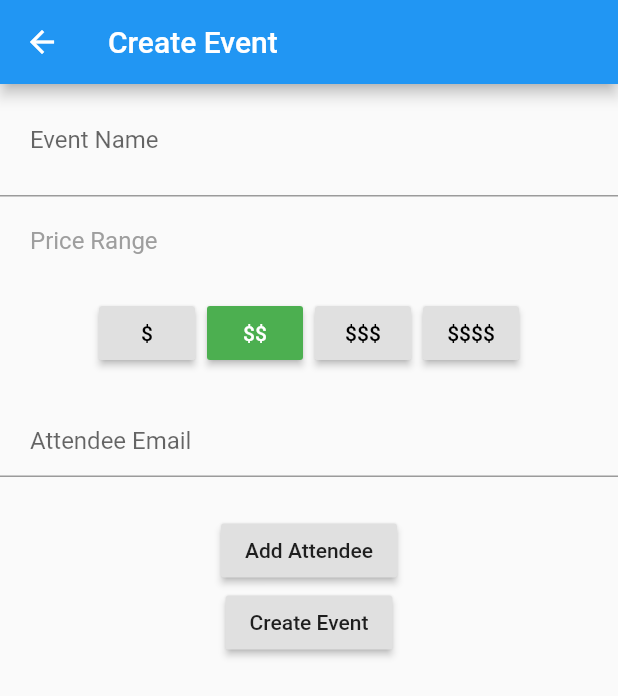
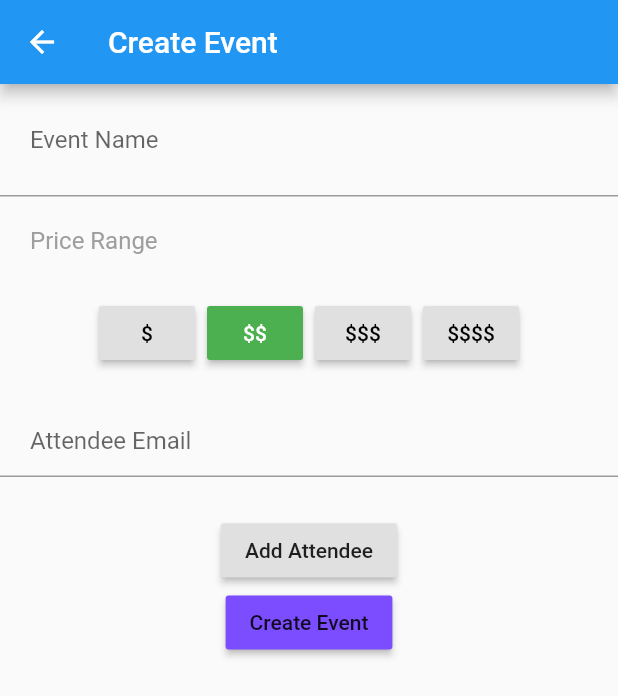
Before and after one commit to maryfan1106/Foodies, a Flutter app: the CreateEventScreen screen opened by its route, on a phone screen of 412 x 824 dp. Shown: the top 696 px of the screen. Run offline on Flutter 3.47's test engine with Material 2 defaults, Android fonts, the light colour scheme and no system bars; our stand-ins replace flutter_dotenv, shared_preferences; accounts and stored records are empty; network calls fail; statements that could not run were skipped.

Commit message:
app: ui changes

```diff
--- a/foodies_app/lib/widgets/biases_display.dart
+++ b/foodies_app/lib/widgets/biases_display.dart
@@ -25,6 +25,7 @@ class BiasesDisplay extends StatelessWidget {
             padding: const EdgeInsets.fromLTRB(0.0, 10.0, 0.0, 10.0),
             child: Column(
               children: <Widget>[
+                const Padding(padding: EdgeInsets.symmetric(vertical: 5.0)),
                 Center(
                   child: Text(
                     category.description,
@@ -47,7 +48,6 @@ class BiasesDisplay extends StatelessWidget {
                     },
                   ),
                 ),
-                const Padding(padding: EdgeInsets.symmetric(vertical: 5.0)),
               ],
             ),
           ),
--- a/foodies_app/lib/widgets/create_event_form.dart
+++ b/foodies_app/lib/widgets/create_event_form.dart
@@ -79,6 +79,7 @@ class _CreateEventFormState extends State<CreateEventForm> {
             ),
             AddGuests(guests: _guests),
             RaisedButton(
+              color: Theme.of(context).accentColor,
               child: const Text('Create Event'),
               onPressed: processNewEvent,
             )
```
Also changed, not shown: foodies_app/lib/pages/home_screen.dart (+6 -1 lines).
